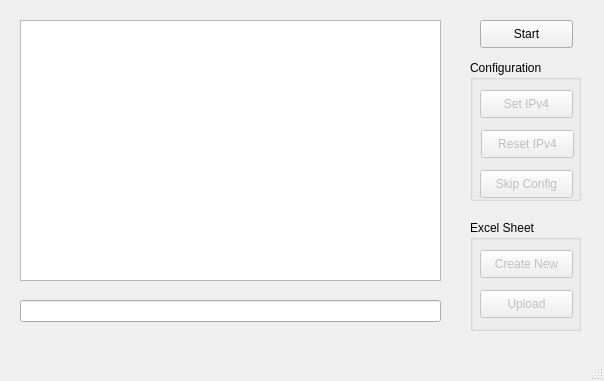
First picture: the form in proj_DS8000/src/DS8000.ui, repository igwekaluCSM/programDS8000, before the edit.
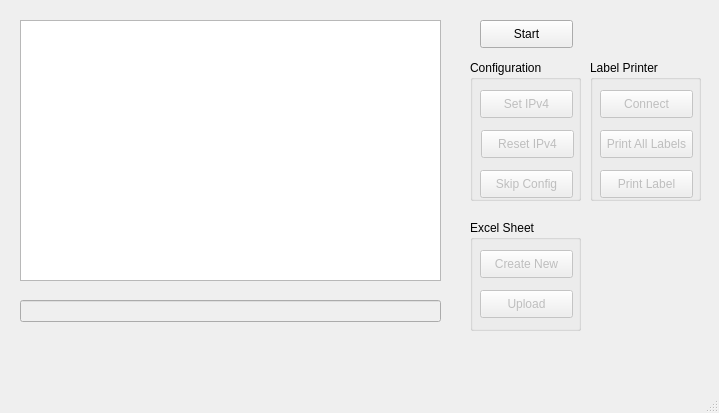
Second picture: the form after the edit.

Commit message: work on connecting printer to labels process. Can send labels to printer via raw port 9100, and sending cab code. need to work on the layout for each label

```diff
--- a/proj_DS8000/src/DS8000.ui
+++ b/proj_DS8000/src/DS8000.ui
@@ -6,8 +6,8 @@
    <rect>
     <x>0</x>
     <y>0</y>
-    <width>604</width>
-    <height>381</height>
+    <width>719</width>
+    <height>413</height>
    </rect>
   </property>
   <property name="windowTitle">
@@ -91,7 +91,10 @@
      </property>
     </widget>
    </widget>
-   <widget class="QLineEdit" name="lineEdit">
+   <widget class="QLineEdit" name="inputField">
+    <property name="enabled">
+     <bool>false</bool>
+    </property>
     <property name="geometry">
      <rect>
       <x>20</x>
@@ -165,13 +168,80 @@
      </property>
     </widget>
    </widget>
+   <widget class="QGroupBox" name="printerBox">
+    <property name="enabled">
+     <bool>true</bool>
+    </property>
+    <property name="geometry">
+     <rect>
+      <x>590</x>
+      <y>60</y>
+      <width>111</width>
+      <height>141</height>
+     </rect>
+    </property>
+    <property name="title">
+     <string>Label Printer</string>
+    </property>
+    <property name="flat">
+     <bool>false</bool>
+    </property>
+    <widget class="QPushButton" name="connectButton">
+     <property name="enabled">
+      <bool>false</bool>
+     </property>
+     <property name="geometry">
+      <rect>
+       <x>10</x>
+       <y>30</y>
+       <width>93</width>
+       <height>28</height>
+      </rect>
+     </property>
+     <property name="text">
+      <string>Connect</string>
+     </property>
+    </widget>
+    <widget class="QPushButton" name="printAllButton">
+     <property name="enabled">
+      <bool>false</bool>
+     </property>
+     <property name="geometry">
+      <rect>
+       <x>10</x>
+       <y>70</y>
+       <width>93</width>
+       <height>28</height>
+      </rect>
+     </property>
+     <property name="text">
+      <string>Print All Labels</string>
+     </property>
+    </widget>
+    <widget class="QPushButton" name="printSingleButton">
+     <property name="enabled">
+      <bool>false</bool>
+     </property>
+     <property name="geometry">
+      <rect>
+       <x>10</x>
+       <y>110</y>
+       <width>93</width>
+       <height>28</height>
+      </rect>
+     </property>
+     <property name="text">
+      <string>Print Label</string>
+     </property>
+    </widget>
+   </widget>
   </widget>
   <widget class="QMenuBar" name="menubar">
    <property name="geometry">
     <rect>
      <x>0</x>
      <y>0</y>
-     <width>604</width>
+     <width>719</width>
      <height>26</height>
     </rect>
    </property>
```
Left out of the diff: 67 changed lines with no effect on the pictures. The commit also changes 6 other files.
